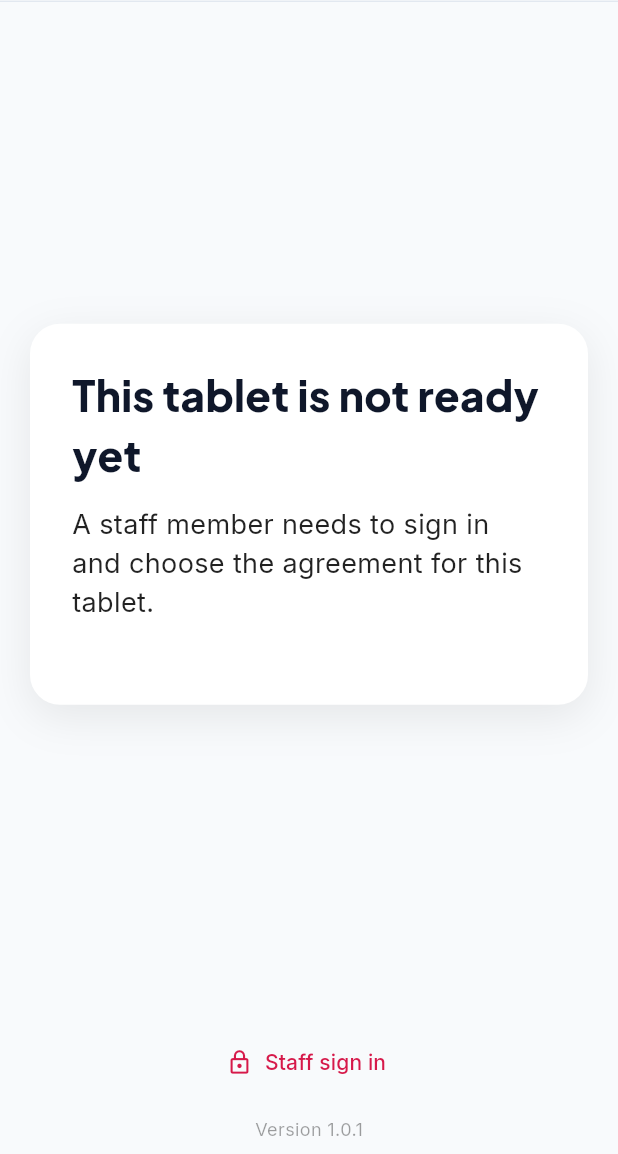
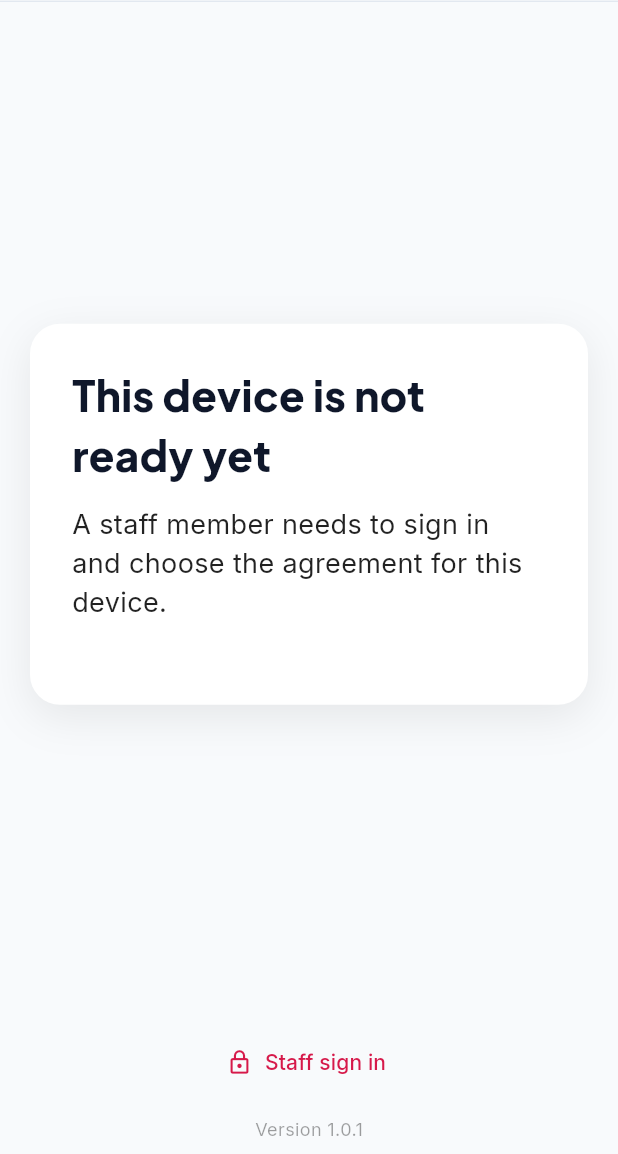
Before and after one commit to KaveemDev/zoltan-verification, a Flutter app: the screen it shows after launch, on a phone screen of 412 x 824 dp, the part 82-1236 px from its top. Run offline on Flutter 3.47's test engine with Material 3 defaults, Android fonts, the phone set to English and light mode, and no system bars; our stand-ins replace camera, google_fonts, pdf, printing, shared_preferences, signature; missing offline and left inert: pdfrx.

Commit message:
Refactor terminology from "tablet" to "device" across the application for consistency and clarity
- Updated KioskConfig to replace references to "tablet" with "device" in comments and messages.
- Modified error messages in DetailsScreen to reflect the change from "tablet" to "device".
- Adjusted flow messages in FlowScreen to use "device" instead of "tablet".
- Changed welcome messages in WelcomeScreen to refer to "device" instead of "tablet".
- Updated legal text references to ensure consistency with the new terminology.
- Refined UI components to maintain readability and structure across various screens.

```diff
--- a/mobile/lib/admin/admin_home.dart
+++ b/mobile/lib/admin/admin_home.dart
@@ -61,7 +61,7 @@ class AdminHome extends StatelessWidget {
           isScrollable: MediaQuery.sizeOf(context).width < 600,
           tabAlignment: MediaQuery.sizeOf(context).width < 600 ? TabAlignment.start : null,
           tabs: [
-            const Tab(text: 'Tablet setup'),
+            const Tab(text: 'Device setup'),
             const Tab(text: 'Agreements'),
             if (isAdmin) const Tab(text: 'Templates'),
             const Tab(text: 'Settings'),
@@ -354,7 +354,7 @@ class _SettingsTabState extends State<SettingsTab> {
   Widget build(BuildContext context) => ListView(
     padding: const EdgeInsets.all(20),
     children: [
-      const H1('Tablet settings'),
+      const H1('Device settings'),
       gap(),
       TextField(
         controller: _url,
--- a/mobile/lib/admin/kiosk_setup.dart
+++ b/mobile/lib/admin/kiosk_setup.dart
@@ -7,7 +7,7 @@ import '../ui.dart';
 
 const _swatches = [0xFFD6194A, 0xFFFF3366, 0xFFB8123D, 0xFF0B2545, 0xFF0F766E, 0xFF4338CA, 0xFF334155];
 
-/// "Tablet setup" tab: what the customer sees on this tablet (editable by admins only).
+/// "Device setup" tab: what the customer sees on this device (editable by admins only).
 class KioskSetup extends StatefulWidget {
   const KioskSetup({super.key, required this.isAdmin});
   final bool isAdmin;
@@ -161,8 +161,8 @@ class _KioskSetupState extends State<KioskSetup> {
               _card(
                 'Customer screen',
                 widget.isAdmin
-                    ? 'Set up the options below and save. Then tap the button to show the customer screen and hand the tablet to the customer. The tablet stays signed in until you sign out.'
-                    : 'Shows the customer screen with the setup your admin saved. Hand the tablet to the customer after tapping it.',
+                    ? 'Set up the options below and save. Then tap the button to show the customer screen and hand the device to the customer. The device stays signed in until you sign out.'
+                    : 'Shows the customer screen with the setup your admin saved. Hand the device to the customer after tapping it.',
                 [
                   FilledButton.icon(
                     icon: const Icon(Icons.tablet_android),
@@ -179,7 +179,7 @@ class _KioskSetupState extends State<KioskSetup> {
                 ],
               ),
               if (widget.isAdmin) ...[
-                _card('1. Agreement', 'The agreement every customer reads and signs on this tablet.', [
+                _card('1. Agreement', 'The agreement every customer reads and signs on this device.', [
                   FutureBuilder<List>(
                     future: _templates,
                     builder: (_, s) {
@@ -260,7 +260,7 @@ class _KioskSetupState extends State<KioskSetup> {
                       c.askDestination ? 'Pre-filled destination' : 'Destination',
                       help: c.askDestination
                           ? 'Optional. Customers can change it.'
-                          : 'Used for every customer on this tablet.',
+                          : 'Used for every customer on this device.',
                     ),
                     _switch(
                       'Ask for notes',
@@ -272,7 +272,7 @@ class _KioskSetupState extends State<KioskSetup> {
                     _field(_prefix, 'Phone country code', hint: '+91', help: 'Added in front of the mobile number.'),
                   ],
                 ),
-                _card('4. Welcome screen', 'The first screen customers see when they pick up the tablet.', [
+                _card('4. Welcome screen', 'The first screen customers see when they pick up the device.', [
                   _field(_title, 'Heading'),
                   _field(_msg, 'Message', lines: 3),
                   _field(_start, 'Button text', hint: 'Get started'),
@@ -311,7 +311,7 @@ class _KioskSetupState extends State<KioskSetup> {
                 ]),
                 _card(
                   '6. Video and finishing',
-                  'What customers say on camera, and when the tablet clears itself for the next person.',
+                  'What customers say on camera, and when the device clears itself for the next person.',
                   [
                     _field(
                       _script,
@@ -323,7 +323,7 @@ class _KioskSetupState extends State<KioskSetup> {
                       _done,
                       'Clear the screen after (seconds)',
                       hint: '30',
-                      help: 'After signing, the tablet returns to the welcome screen.',
+                      help: 'After signing, the device returns to the welcome screen.',
                       type: TextInputType.number,
                     ),
                   ],
@@ -333,7 +333,7 @@ class _KioskSetupState extends State<KioskSetup> {
                 FilledButton(onPressed: _save, child: const Text('Save changes')),
                 gap(10),
                 const Text(
-                  'Saved on this tablet only. The signing steps (code, reading, video, signature) are set by the server.',
+                  'Saved on this device only. The signing steps (code, reading, video, signature) are set by the server.',
                   style: TextStyle(fontSize: 14, color: Color(0xFF64748B)),
                 ),
               ],
--- a/mobile/lib/config.dart
+++ b/mobile/lib/config.dart
@@ -3,14 +3,14 @@ import 'dart:convert';
 import 'package:flutter/foundation.dart';
 import 'package:shared_preferences/shared_preferences.dart';
 
-/// Everything an admin can change for this tablet. Stored on the device, so each tablet keeps
+/// Everything an admin can change for this device. Stored on the device, so each device keeps
 /// its own setup. The server still enforces the signing steps (code, read, video, sign).
 class KioskConfig {
   KioskConfig({
     this.templateId = '',
     this.templateName = '',
     this.welcomeTitle = 'Welcome to Zoltan Visa',
-    this.welcomeMessage = 'Fill in your details, then read and sign your agreement securely on this tablet. It takes about 5 minutes.',
+    this.welcomeMessage = 'Fill in your details, then read and sign your agreement securely on this device. It takes about 5 minutes.',
     this.startLabel = 'Get started',
     this.primary = 0xFFD6194A,
     this.phonePrefix = '+91',
@@ -59,7 +59,8 @@ class KioskConfig {
       templateId: j['templateId'] ?? d.templateId,
       templateName: j['templateName'] ?? d.templateName,
       welcomeTitle: j['welcomeTitle'] ?? d.welcomeTitle,
-      welcomeMessage: j['welcomeMessage'] ?? d.welcomeMessage,
+      // Devices that saved the old default wording ("…on this tablet…") get the new one.
+      welcomeMessage: (j['welcomeMessage'] as String?)?.replaceAll('on this tablet', 'on this device') ?? d.welcomeMessage,
       startLabel: j['startLabel'] ?? d.startLabel,
       primary: j['primary'] ?? d.primary,
       phonePrefix: j['phonePrefix'] ?? d.phonePrefix,
--- a/mobile/lib/kiosk/details.dart
+++ b/mobile/lib/kiosk/details.dart
@@ -49,7 +49,11 @@ class _DetailsScreenState extends State<DetailsScreen> {
     });
     try {
       final api = StaffApi.i;
-      final draft = await api.call('POST', '/agreements', body: {
+      final draft =
+          await api.call(
+                'POST',
+                '/agreements',
+                body: {
                   'customerName': _name.text.trim(),
                   'customerPhone': '${c.phonePrefix}${_phone.text.replaceAll(RegExp(r'\D'), '')}',
                   'customerEmail': _email.text.trim(),
@@ -59,10 +63,13 @@ class _DetailsScreenState extends State<DetailsScreen> {
                   'currency': c.currency,
                   'templateId': c.templateId,
                   if (c.askNotes && _notes.text.trim().isNotEmpty) 'notes': _notes.text.trim(),
-      }) as Map<String, dynamic>;
+                },
+              )
+              as Map<String, dynamic>;
       final pdf = await buildAgreementPdf(draft['html'], draft['footer']);
       setState(() => _status = 'Almost ready…');
-      final r = await api.call('POST', '/agreements/${draft['id']}/original-pdf?kiosk=1', raw: pdf) as Map<String, dynamic>;
+      final r =
+          await api.call('POST', '/agreements/${draft['id']}/original-pdf?kiosk=1', raw: pdf) as Map<String, dynamic>;
       // An old server ignores ?kiosk=1, tries to email the link instead and returns no token.
       final token = r['signingToken'];
       if (token is! String) throw ApiError(0, 'SERVER_OUTDATED', '');
@@ -71,10 +78,10 @@ class _DetailsScreenState extends State<DetailsScreen> {
     } on ApiError catch (e) {
       if (e.status == 401) StaffApi.i.expire();
       _err = switch (e.code) {
-        'UNAUTHENTICATED' => 'This tablet needs a staff sign-in. Please ask our staff for help.',
-        'TEMPLATE_NOT_FOUND' => 'The agreement for this tablet is no longer available. Please ask our staff for help.',
+        'UNAUTHENTICATED' => 'This device needs a staff sign-in. Please ask our staff for help.',
+        'TEMPLATE_NOT_FOUND' => 'The agreement for this device is no longer available. Please ask our staff for help.',
         'SERVER_OUTDATED' =>
-          'This tablet can’t start signing right now. Please ask our staff for help. (Staff: the server is running an old version without tablet signing.)',
+          'This device can’t start signing right now. Please ask our staff for help. (Staff: the server is running an old version without on-device signing.)',
         _ => e.message,
       };
     } catch (_) {
@@ -88,21 +95,35 @@ class _DetailsScreenState extends State<DetailsScreen> {
   Widget build(BuildContext context) => Shell(
     leading: _busy ? null : const BackButton(),
     child: SingleChildScrollView(
-          child: Panel(scroll: false, children: [
+      child: Panel(
+        scroll: false,
+        children: [
           Form(
             key: _form,
-              child: Column(crossAxisAlignment: CrossAxisAlignment.stretch, children: [
+            child: Column(
+              crossAxisAlignment: CrossAxisAlignment.stretch,
+              children: [
                 const H1('Your details'),
                 gap(8),
                 const Body('Please enter them exactly as they appear on your passport.', muted: true),
                 gap(20),
-                TextFormField(controller: _name, textCapitalization: TextCapitalization.words, decoration: const InputDecoration(labelText: 'Full name'), validator: _req),
+                TextFormField(
+                  controller: _name,
+                  textCapitalization: TextCapitalization.words,
+                  decoration: const InputDecoration(labelText: 'Full name'),
+                  validator: _req,
+                ),
                 gap(),
                 TextFormField(
                   controller: _phone,
                   keyboardType: TextInputType.phone,
                   decoration: InputDecoration(labelText: 'Mobile number', prefixText: '${c.phonePrefix}  '),
-                  validator: (v) => RegExp(r'^\+[1-9]\d{7,14}$').hasMatch('${c.phonePrefix}${(v ?? '').replaceAll(RegExp(r'\D'), '')}') ? null : 'Enter a valid mobile number',
+                  validator: (v) =>
+                      RegExp(
+                        r'^\+[1-9]\d{7,14}$',
+                      ).hasMatch('${c.phonePrefix}${(v ?? '').replaceAll(RegExp(r'\D'), '')}')
+                      ? null
+                      : 'Enter a valid mobile number',
                 ),
                 gap(),
                 TextFormField(
@@ -110,37 +131,59 @@ class _DetailsScreenState extends State<DetailsScreen> {
                   keyboardType: TextInputType.emailAddress,
                   autocorrect: false,
                   decoration: const InputDecoration(labelText: 'Email address'),
-                  validator: (v) => RegExp(r'^[^@\s]+@[^@\s]+\.[^@\s]+$').hasMatch((v ?? '').trim()) ? null : 'Enter a valid email',
+                  validator: (v) =>
+                      RegExp(r'^[^@\s]+@[^@\s]+\.[^@\s]+$').hasMatch((v ?? '').trim()) ? null : 'Enter a valid email',
                 ),
                 if (c.askDestination) ...[
                   gap(),
-                  TextFormField(controller: _dest, textCapitalization: TextCapitalization.words, decoration: const InputDecoration(labelText: 'Destination country'), validator: _req),
+                  TextFormField(
+                    controller: _dest,
+                    textCapitalization: TextCapitalization.words,
+                    decoration: const InputDecoration(labelText: 'Destination country'),
+                    validator: _req,
+                  ),
                 ],
                 if (c.packages.length > 1) ...[
                   gap(20),
                   const Text('Package', style: TextStyle(fontSize: 16, fontWeight: FontWeight.w600)),
                   gap(8),
-                  Wrap(spacing: 10, runSpacing: 10, children: [
+                  Wrap(
+                    spacing: 10,
+                    runSpacing: 10,
+                    children: [
                       for (final p in c.packages)
                         ChoiceChip(
-                        label: Padding(padding: const EdgeInsets.all(6), child: Text(packageTitle[p] ?? p, style: const TextStyle(fontSize: 17))),
+                          label: Padding(
+                            padding: const EdgeInsets.all(6),
+                            child: Text(packageTitle[p] ?? p, style: const TextStyle(fontSize: 17)),
+                          ),
                           selected: _pkg == p,
                           selectedColor: brand.withValues(alpha: 0.15),
                           onSelected: (_) => setState(() => _pkg = p),
                         ),
-                  ]),
+                    ],
+                  ),
                 ],
                 if (c.askNotes) ...[
                   gap(),
-                  TextFormField(controller: _notes, maxLines: 3, decoration: const InputDecoration(labelText: 'Anything we should know? (optional)')),
+                  TextFormField(
+                    controller: _notes,
+                    maxLines: 3,
+                    decoration: const InputDecoration(labelText: 'Anything we should know? (optional)'),
+                  ),
                 ],
                 gap(24),
-                FilledButton(onPressed: _busy ? null : _submit, child: Busy(busy: _busy, label: 'Continue')),
+                FilledButton(
+                  onPressed: _busy ? null : _submit,
+                  child: Busy(busy: _busy, label: 'Continue'),
+                ),
                 if (_busy) ...[gap(12), Center(child: Body(_status, muted: true))],
                 if (_err.isNotEmpty) ...[gap(), ErrorText(_err)],
-              ]),
+              ],
             ),
-          ]),
+          ),
+        ],
+      ),
     ),
   );
 }
--- a/mobile/lib/kiosk/video_step.dart
+++ b/mobile/lib/kiosk/video_step.dart
@@ -58,7 +58,7 @@ class _VideoStepState extends State<VideoStep> {
       setState(() {
         _phase = _Phase.intro;
         _err = denied
-            ? 'We need the camera and microphone. Please allow them in the tablet’s Settings, then try again.'
+            ? 'We need the camera and microphone. Please allow them in the device’s Settings, then try again.'
             : 'The camera could not be started. Close other apps that use it and try again.';
       });
     } catch (_) {
@@ -110,16 +110,30 @@ class _VideoStepState extends State<VideoStep> {
     });
     try {
       final bytes = await _file!.readAsBytes();
-      final p = await widget.authed(() async => await widget.api.call('/video/presign', post: true, auth: true, body: {
+      final p = await widget.authed(
+        () async =>
+            await widget.api.call(
+                  '/video/presign',
+                  post: true,
+                  auth: true,
+                  body: {
                     'mimeType': 'video/mp4',
                     'sizeBytes': bytes.length,
                     'durationSec': _duration,
                     'sha256': sha256.convert(bytes).toString(),
-          }) as Map<String, dynamic>);
-      final put = await http.put(Uri.parse(p['uploadUrl']),
-          headers: Map<String, String>.from(p['headers']), body: bytes);
+                  },
+                )
+                as Map<String, dynamic>,
+      );
+      final put = await http.put(
+        Uri.parse(p['uploadUrl']),
+        headers: Map<String, String>.from(p['headers']),
+        body: bytes,
+      );
       if (put.statusCode >= 300) throw Exception('upload ${put.statusCode}');
-      await widget.authed(() => widget.api.call('/video/confirm', post: true, auth: true, body: {'uploadId': p['uploadId']}));
+      await widget.authed(
+        () => widget.api.call('/video/confirm', post: true, auth: true, body: {'uploadId': p['uploadId']}),
+      );
       widget.onDone();
     } on ApiError catch (e) {
       if (mounted) {
@@ -142,15 +156,22 @@ class _VideoStepState extends State<VideoStep> {
   Widget build(BuildContext context) {
     final live = _phase == _Phase.ready || _phase == _Phase.countdown || _phase == _Phase.recording;
     return Center(
-      child: Panel(children: [
+      child: Panel(
+        children: [
           const H1('Quick confirmation video'),
           gap(8),
           if (_phase == _Phase.intro || _phase == _Phase.starting)
-          const Body('Look at the camera in a well-lit spot. When you tap Start, read the sentence on screen out loud.'),
+            const Body(
+              'Hold the device at eye level in a well-lit place. When you tap Start, read the sentence on screen out loud.',
+            ),
           if (live) ...[
             ClipRRect(
               borderRadius: BorderRadius.circular(16),
-            child: AspectRatio(aspectRatio: 4 / 3, child: Stack(fit: StackFit.expand, children: [
+              child: AspectRatio(
+                aspectRatio: 4 / 3,
+                child: Stack(
+                  fit: StackFit.expand,
+                  children: [
                     FittedBox(
                       fit: BoxFit.cover,
                       child: SizedBox(
@@ -160,12 +181,22 @@ class _VideoStepState extends State<VideoStep> {
                       ),
                     ),
                     if (_phase == _Phase.countdown)
-                Center(child: Text('$_count', style: const TextStyle(fontSize: 96, color: Colors.white, fontWeight: FontWeight.w800))),
-            ])),
+                      Center(
+                        child: Text(
+                          '$_count',
+                          style: const TextStyle(fontSize: 96, color: Colors.white, fontWeight: FontWeight.w800),
+                        ),
+                      ),
+                  ],
+                ),
+              ),
             ),
             gap(),
             const Body('Please say:', muted: true),
-          Text('“${widget.script}”', style: const TextStyle(fontSize: 22, fontWeight: FontWeight.w600, color: ink)),
+            Text(
+              '“${widget.script}”',
+              style: const TextStyle(fontSize: 22, fontWeight: FontWeight.w600, color: ink),
+            ),
           ],
           gap(20),
           switch (_phase) {
@@ -178,15 +209,23 @@ class _VideoStepState extends State<VideoStep> {
               onPressed: _secs >= _minSec ? _stop : null,
               child: Text(_secs >= _minSec ? 'Stop  ($_secs s)' : 'Recording $_secs s – keep going…'),
             ),
-          _Phase.uploading => const Column(children: [CircularProgressIndicator(), SizedBox(height: 12), Body('Uploading…')]),
-          _Phase.failed => Column(children: [
+            _Phase.uploading => const Column(
+              children: [CircularProgressIndicator(), SizedBox(height: 12), Body('Uploading…')],
+            ),
+            _Phase.failed => Column(
+              children: [
                 FilledButton(onPressed: _upload, child: const Text('Try upload again')),
                 gap(12),
-              OutlinedButton(onPressed: () => setState(() => _phase = _Phase.ready), child: const Text('Record again')),
-            ]),
+                OutlinedButton(
+                  onPressed: () => setState(() => _phase = _Phase.ready),
+                  child: const Text('Record again'),
+                ),
+              ],
+            ),
           },
           if (_err.isNotEmpty) ...[gap(), ErrorText(_err)],
-      ]),
+        ],
+      ),
     );
   }
 }
--- a/mobile/lib/kiosk/welcome.dart
+++ b/mobile/lib/kiosk/welcome.dart
@@ -16,23 +16,31 @@ class _WelcomeScreenState extends State<WelcomeScreen> {
   @override
   Widget build(BuildContext context) {
     final c = kiosk.value;
-    // Ready = staff have signed in on this tablet and chosen an agreement.
+    // Ready = staff have signed in on this device and chosen an agreement.
     final ready = StaffApi.i.signedIn && c.hasAgreement;
     return Shell(
-      child: Column(children: [
+      child: Column(
+        children: [
           Expanded(
             child: Center(
-            child: Panel(children: [
-              H1(ready ? c.welcomeTitle : 'This tablet is not ready yet'),
+              child: Panel(
+                children: [
+                  H1(ready ? c.welcomeTitle : 'This device is not ready yet'),
                   gap(12),
-              Body(ready ? c.welcomeMessage : 'A staff member needs to sign in and choose the agreement for this tablet.'),
+                  Body(
+                    ready
+                        ? c.welcomeMessage
+                        : 'A staff member needs to sign in and choose the agreement for this device.',
+                  ),
                   gap(28),
                   if (ready)
                     FilledButton(
-                  onPressed: () => Navigator.push(context, MaterialPageRoute(builder: (_) => const DetailsScreen())),
+                      onPressed: () =>
+                          Navigator.push(context, MaterialPageRoute(builder: (_) => const DetailsScreen())),
                       child: Text(c.startLabel),
                     ),
-            ]),
+                ],
+              ),
             ),
           ),
           Padding(
@@ -46,12 +54,13 @@ class _WelcomeScreenState extends State<WelcomeScreen> {
               label: const Text('Staff sign in'),
             ),
           ),
-        // Bump with pubspec `version:` so staff can tell which build a tablet runs.
+          // Bump with pubspec `version:` so staff can tell which build a device runs.
           const Padding(
             padding: EdgeInsets.only(bottom: 8),
             child: Text('Version 1.0.1', style: TextStyle(fontSize: 12, color: Colors.black38)),
           ),
-      ]),
+        ],
+      ),
     );
   }
 }
--- a/mobile/lib/pdf.dart
+++ b/mobile/lib/pdf.dart
@@ -6,7 +6,7 @@ import 'package:pdf/pdf.dart';
 import 'package:pdf/widgets.dart' as pw;
 import 'package:printing/printing.dart';
 
-/// Builds the agreement PDF on the tablet from the server-filled HTML (the web app does the same in the browser).
+/// Builds the agreement PDF on the device from the server-filled HTML (the web app does the same in the browser).
 /// Handles the tags templates use: h1, h2, p, ol/ul/li, table, strong/b, em/i, br, div/span.
 /// shortcut: other tags are read as plain text; Latin fonts only, same as the web version.
 Future<Uint8List> buildAgreementPdf(String html, String footer) async {
--- a/mobile/lib/ui.dart
+++ b/mobile/lib/ui.dart
@@ -45,7 +45,7 @@ ThemeData buildTheme() {
   );
 }
 
-/// Page frame: white header with the logo, content centred in a readable column (tablet first, fine on phones).
+/// Page frame: white header with the logo, content centred in a readable column (large screens first, fine on phones).
 class Shell extends StatelessWidget {
   const Shell({super.key, required this.child, this.title, this.actions = const [], this.leading, this.maxWidth = 760});
   final Widget child;
```
Also changed, not shown: mobile/lib/kiosk/flow.dart (+94 -47 lines), mobile/lib/kiosk/read_step.dart (+35 -7 lines), mobile/lib/kiosk/sign_step.dart (+53 -29 lines), mobile/lib/legal.dart (+0 -9 lines). Lines whose indentation alone changed are shown as unchanged.
